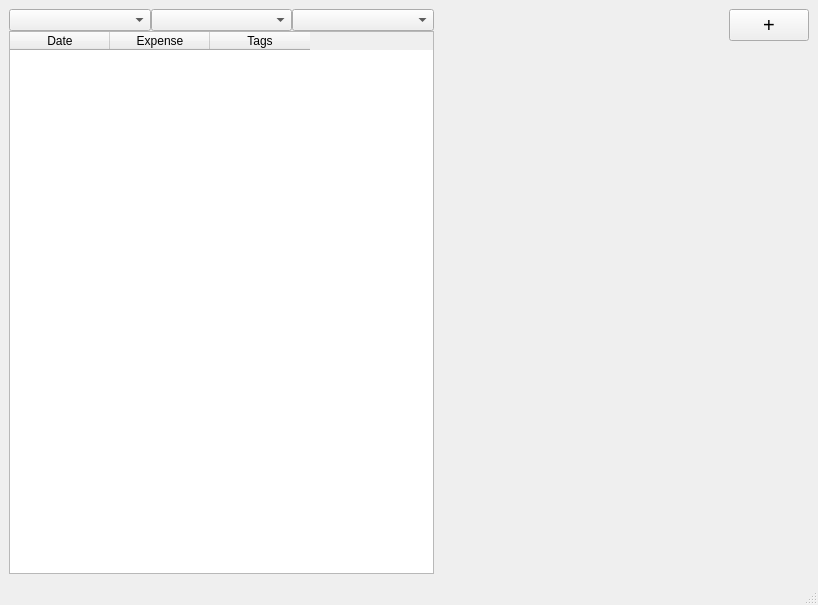
Old version of the form User_Interface/Main_Window.ui in the repository vsharma-va/Expense_Tracker_GUI.
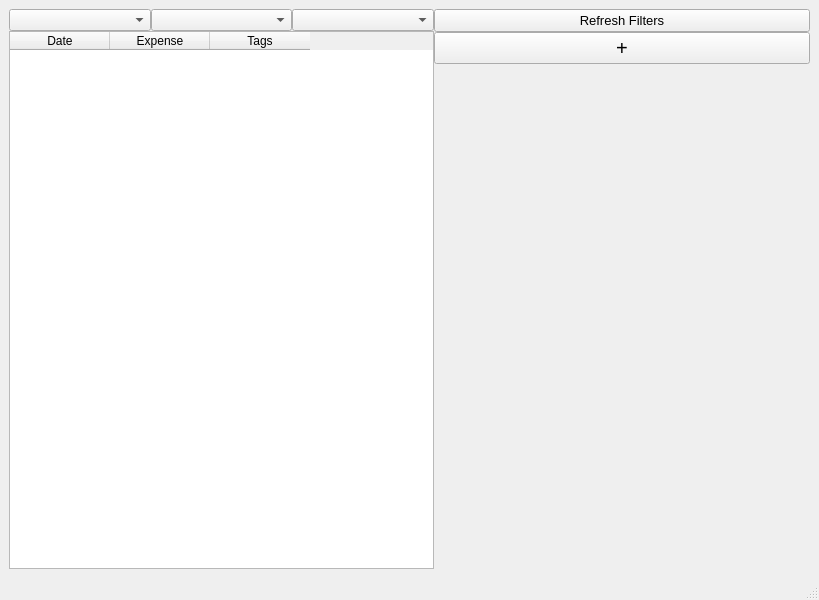
New version of the form. Custom widgets are drawn as their Qt base class.

Commit message: Added a button to refresh the filters

```diff
--- a/User_Interface/Main_Window.ui
+++ b/User_Interface/Main_Window.ui
@@ -6,8 +6,8 @@
    <rect>
     <x>0</x>
     <y>0</y>
-    <width>818</width>
-    <height>605</height>
+    <width>819</width>
+    <height>600</height>
    </rect>
   </property>
   <property name="windowTitle">
@@ -218,7 +218,19 @@
              <property name="bottomMargin">
               <number>0</number>
              </property>
-             <item alignment="Qt::AlignRight|Qt::AlignTop">
+             <item>
+              <widget class="QPushButton" name="btnRefreshFilters">
+               <property name="font">
+                <font>
+                 <pointsize>10</pointsize>
+                </font>
+               </property>
+               <property name="text">
+                <string>Refresh Filters</string>
+               </property>
+              </widget>
+             </item>
+             <item>
               <widget class="QPushButton" name="btnAddExpense">
                <property name="font">
                 <font>
```
Left out of the diff: 14 changed lines with no effect on the pictures.
